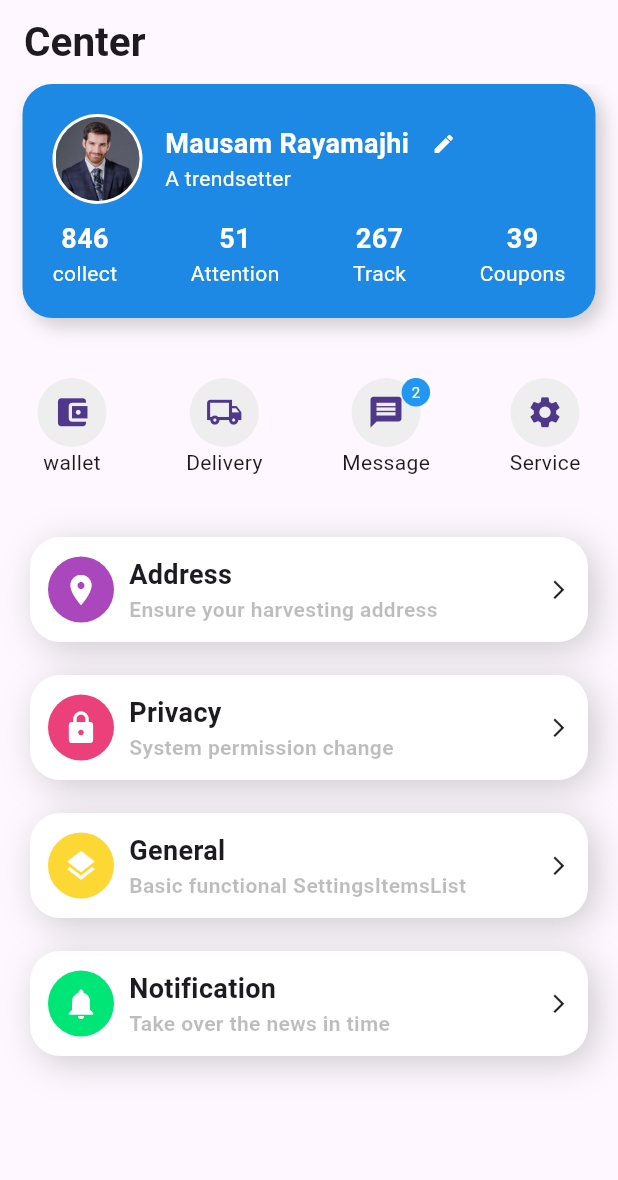
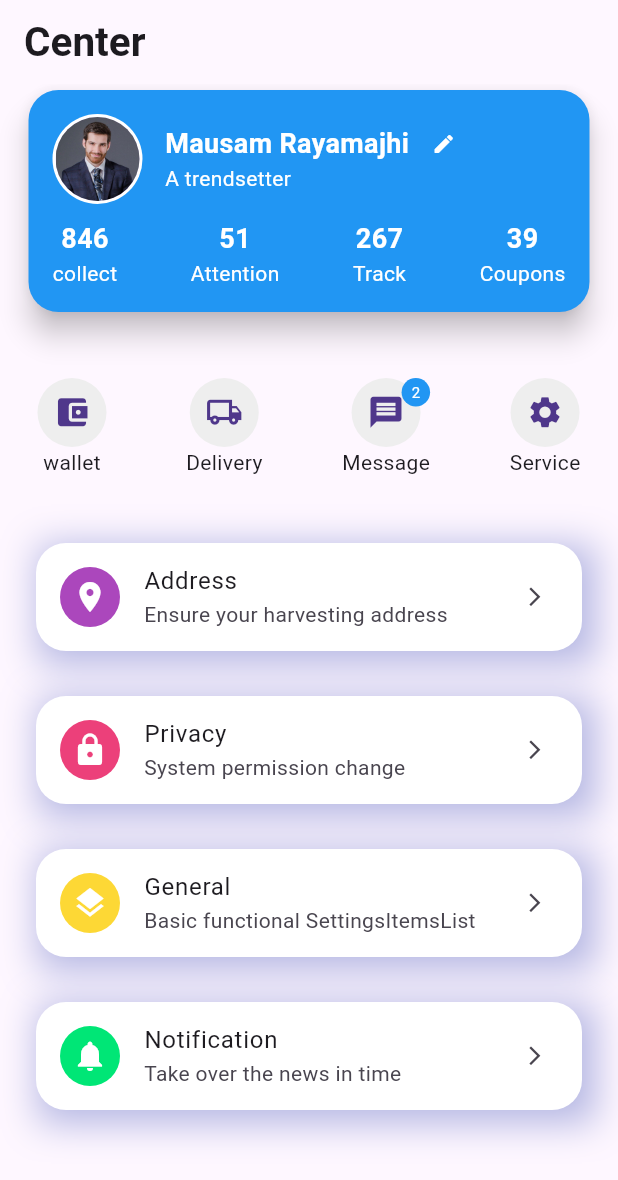
Before and after one commit to m7md-Y-3mra/Flutter_PPU_Course, a Flutter app: the screen it shows after launch, on a phone screen of 412 x 824 dp. Shown: the top 1180 px of the screen. Run offline on Flutter 3.47's test engine with Material 3 defaults, Android fonts, the phone set to English and light mode, and no system bars.

Commit message:
- Converted containers to Card widgets for a more consistent UI. - Adjusted Card border radius to match previous circular radius. - Integrated ListTile inside Card for settings items

```diff
--- a/lib/profileCard.dart
+++ b/lib/profileCard.dart
@@ -3,22 +3,12 @@ import 'package:flutter/material.dart';
 class ProfileCard extends StatelessWidget {
   @override
   Widget build(BuildContext context) {
-    return Container(
-      padding: const EdgeInsets.all(20),
-      decoration: BoxDecoration(
-          color: Colors.blue[600],
-          boxShadow: [
-            BoxShadow(
-              color: Colors.grey.withOpacity(.5),
-              blurRadius: 10.0, // soften the shadow
-              spreadRadius: 0.0, //extend the shadow
-              offset: Offset(
-                5.0, // Move to right 10  horizontally
-                5.0, // Move to bottom 10 Vertically
-              ),
-            )
-          ],
-          borderRadius: BorderRadius.all(Radius.circular(20))),
+    return Card(
+      elevation: 8,
+      color: Colors.blue,
+      shape: RoundedRectangleBorder(borderRadius: BorderRadius.circular(20)),
+      child: Padding(
+        padding: EdgeInsets.all(16),
         child: Column(
           mainAxisSize: MainAxisSize.min,
           children: [
@@ -28,6 +18,7 @@ class ProfileCard extends StatelessWidget {
             ),
             secondRow()
           ],
+        ),
       ),
     );
   }
--- a/lib/settingsItemList.dart
+++ b/lib/settingsItemList.dart
@@ -30,14 +30,70 @@ class SettingsItemsList extends StatelessWidget {
     );
   }
 
+  // Widget SettingsItem(IconData icon, String firstText, String secondText, bg) {
+  //   return Container(
+  //     padding: EdgeInsets.all(12),
+  //     decoration: BoxDecoration(
+  //         color: Colors.white,
+  //         boxShadow: [
+  //           BoxShadow(
+  //             color: Colors.grey.withOpacity(.5),
+  //             blurRadius: 20.0, // soften the shadow
+  //             spreadRadius: 0.0, //extend the shadow
+  //             offset: Offset(
+  //               5.0, // Move to right 10  horizontally
+  //               5.0, // Move to bottom 10 Vertically
+  //             ),
+  //           )
+  //         ],
+  //         borderRadius: BorderRadius.all(Radius.circular(20))),
+  //     child: Row(
+  //       mainAxisAlignment: MainAxisAlignment.spaceBetween,
+  //       children: [
+  //         Row(
+  //           children: [
+  //             Container(
+  //                 padding: EdgeInsets.all(10),
+  //                 decoration: BoxDecoration(
+  //                     color: bg,
+  //                     borderRadius: BorderRadius.all(Radius.circular(100))),
+  //                 child: Icon(
+  //                   icon,
+  //                   color: Colors.white,
+  //                 )),
+  //             SizedBox(
+  //               width: 10,
+  //             ),
+  //             Column(
+  //               crossAxisAlignment: CrossAxisAlignment.start,
+  //               children: [
+  //                 Text(
+  //                   firstText,
+  //                   style: TextStyle(fontSize: 18, fontWeight: FontWeight.bold),
+  //                 ),
+  //                 Text(
+  //                   secondText,
+  //                   style: TextStyle(
+  //                       color: Colors.black26, fontWeight: FontWeight.bold),
+  //                 )
+  //               ],
+  //             ),
+  //           ],
+  //         ),
+  //         Icon(
+  //           Icons.arrow_forward_ios,
+  //           size: 15,
+  //         )
+  //       ],
+  //     ),
+  //   );
+  // }
   Widget SettingsItem(IconData icon, String firstText, String secondText, bg) {
     return Container(
-      padding: EdgeInsets.all(12),
       decoration: BoxDecoration(
-          color: Colors.white,
         boxShadow: [
           BoxShadow(
-              color: Colors.grey.withOpacity(.5),
+            color: Colors.indigo.withOpacity(0.4),
             blurRadius: 20.0, // soften the shadow
             spreadRadius: 0.0, //extend the shadow
             offset: Offset(
@@ -46,46 +102,28 @@ class SettingsItemsList extends StatelessWidget {
             ),
           )
         ],
-          borderRadius: BorderRadius.all(Radius.circular(20))),
-      child: Row(
-        mainAxisAlignment: MainAxisAlignment.spaceBetween,
-        children: [
-          Row(
-            children: [
-              Container(
-                  padding: EdgeInsets.all(10),
-                  decoration: BoxDecoration(
-                      color: bg,
-                      borderRadius: BorderRadius.all(Radius.circular(100))),
+      ),
+      child: Card(
+          color: Colors.white,
+          shadowColor: Colors.blue[200],
+          elevation: 0,
+          shape:
+              RoundedRectangleBorder(borderRadius: BorderRadius.circular(20)),
+          child: ListTile(
+            leading: CircleAvatar(
+              backgroundColor: bg,
               child: Icon(
                 icon,
                 color: Colors.white,
-                  )),
-              SizedBox(
-                width: 10,
               ),
-              Column(
-                crossAxisAlignment: CrossAxisAlignment.start,
-                children: [
-                  Text(
-                    firstText,
-                    style: TextStyle(fontSize: 18, fontWeight: FontWeight.bold),
             ),
-                  Text(
-                    secondText,
-                    style: TextStyle(
-                        color: Colors.black26, fontWeight: FontWeight.bold),
-                  )
-                ],
-              ),
-            ],
-          ),
-          Icon(
+            title: Text(firstText),
+            subtitle: Text(secondText),
+            trailing: Icon(
               Icons.arrow_forward_ios,
               size: 15,
-          )
-        ],
             ),
+          )),
     );
   }
 }
```
Lines whose indentation alone changed are shown as unchanged.
